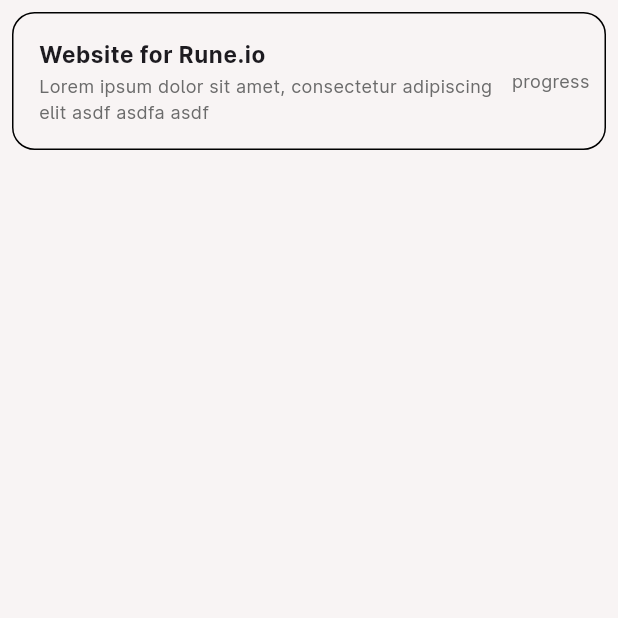
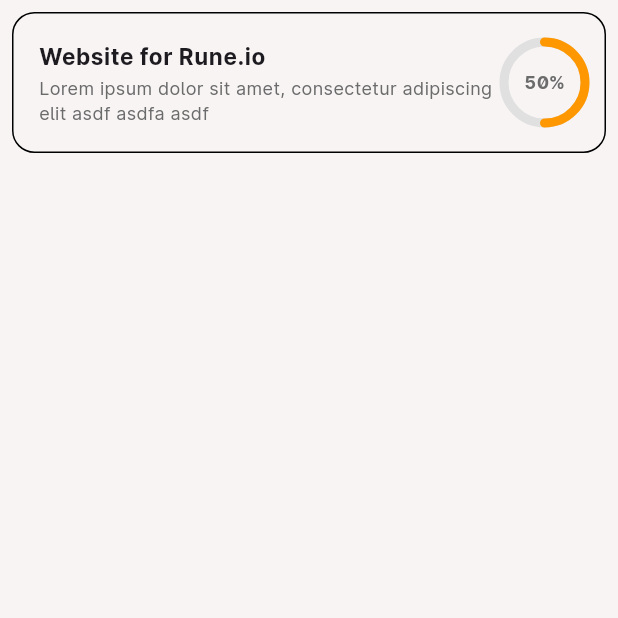
Before and after one commit to Michael-R-Dickinson/todolist, a Flutter app: the screen it shows after launch, on a phone screen of 412 x 824 dp, the top half of it. Run offline on Flutter 3.47's test engine with Material 3 defaults, Android fonts, the phone set to English and light mode, and no system bars; drawn by our look-alikes of percent_indicator.

Commit message:
added progress percentage indicator

```diff
--- /dev/null
+++ b/lib/widgets/progress_circle.dart
@@ -0,0 +1,23 @@
+import 'package:flutter/material.dart';
+import 'package:percent_indicator/circular_percent_indicator.dart';
+
+class ProgressCircle extends StatelessWidget {
+  final double percent;
+  const ProgressCircle({super.key, percentage, required this.percent});
+
+  @override
+  Widget build(BuildContext context) {
+    return CircularPercentIndicator(
+      radius: 30.0,
+      lineWidth: 6.0,
+      percent: percent,
+      center: Text(
+        "${(percent * 100).round()}%",
+        style: const TextStyle(fontWeight: FontWeight.bold),
+      ),
+      progressColor: Colors.orange,
+      backgroundColor: Colors.grey.shade300,
+      circularStrokeCap: CircularStrokeCap.round,
+    );
+  }
+}
--- a/lib/widgets/todo_list.dart
+++ b/lib/widgets/todo_list.dart
@@ -1,6 +1,7 @@
 import 'package:flutter/material.dart';
 import 'package:flutter/widgets.dart';
 import 'package:todolist/widgets/complete_checkbox.dart';
+import 'package:todolist/widgets/progress_circle.dart';
 import 'package:todolist/widgets/task_text.dart';
 
 class TodoList extends StatelessWidget {
@@ -22,10 +23,10 @@ class TodoList extends StatelessWidget {
                 width: 1,
               ),
             ),
-            child: Row(
+            child: const Row(
               mainAxisAlignment: MainAxisAlignment.spaceBetween,
               children: [
-                const Expanded(
+                Expanded(
                   child: Row(
                     children: [
                       SizedBox(
@@ -40,9 +41,7 @@ class TodoList extends StatelessWidget {
                     ],
                   ),
                 ),
-                Container(
-                  child: const Text('progress'),
-                ),
+                ProgressCircle(percent: 0.5),
               ],
             ),
           )
--- a/pubspec.yaml
+++ b/pubspec.yaml
@@ -30,6 +30,7 @@ environment:
 dependencies:
   flutter:
     sdk: flutter
+  percent_indicator: ^4.2.3
 
   # The following adds the Cupertino Icons font to your application.
   # Use with the CupertinoIcons class for iOS style icons.
```
Also changed, not shown: pubspec.lock.
